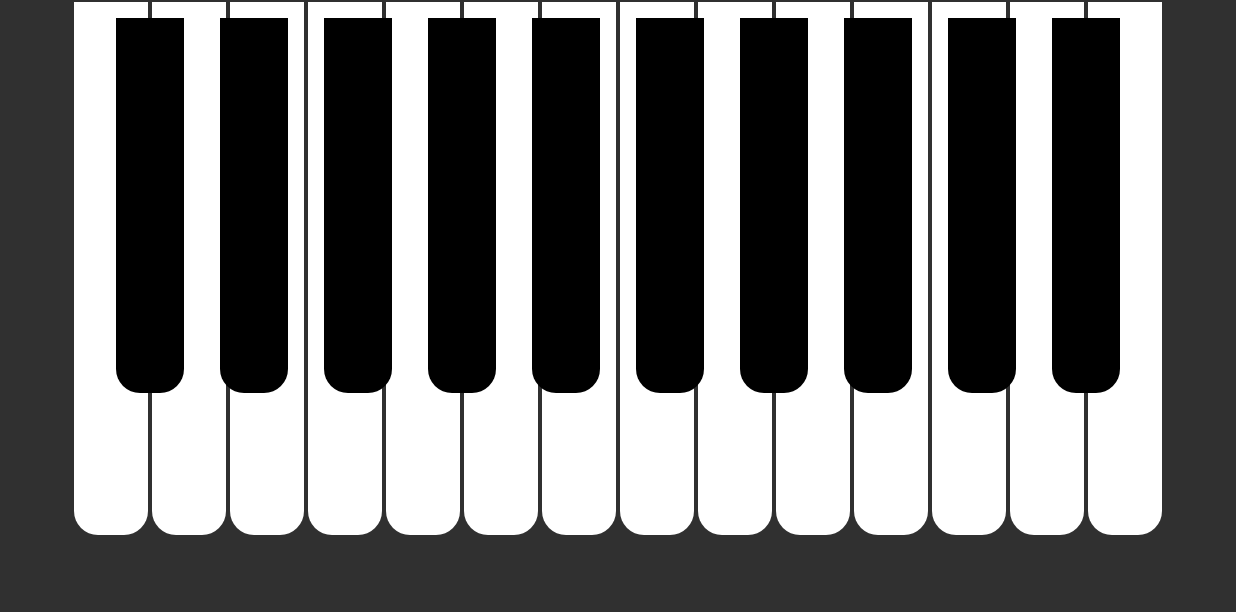
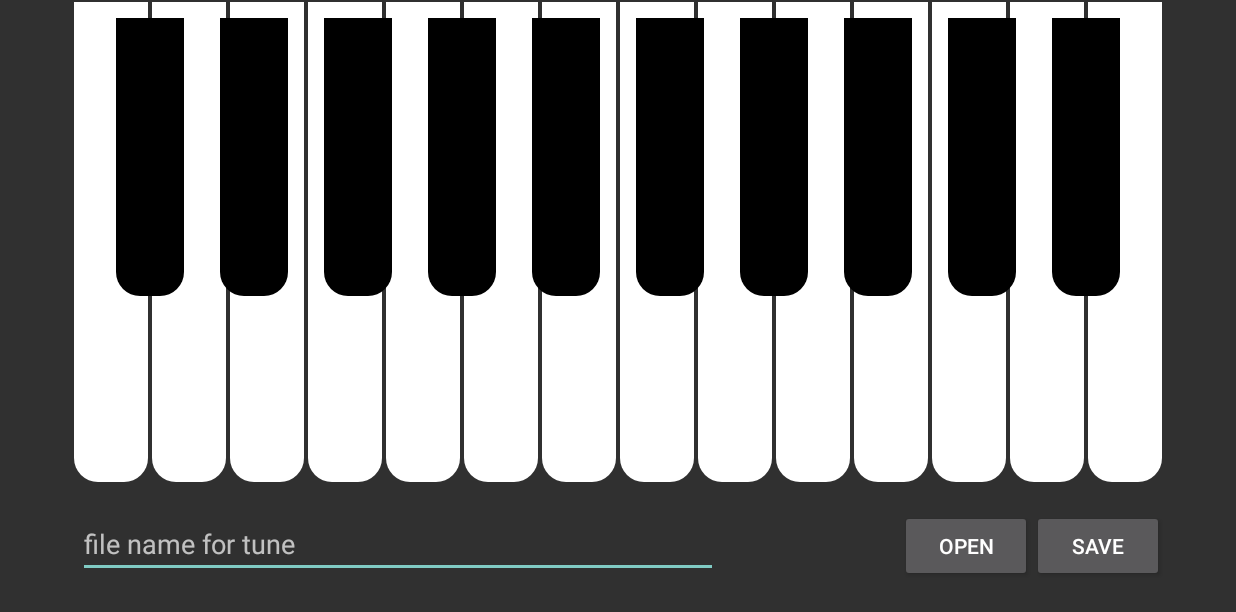
Before and after one commit to UiA-IKT-205/christofferHelgesenDanielsen, an Android app: the screen it shows after launch (MainActivity), on a phone screen of 824 x 412 dp (held sideways). Shown: the top 612 px of the screen. Run offline under Robolectric (Android 15) with nearby library versions, the phone set to English and light mode, and no system bars.

Commit message:
quick fix

```diff
--- a/Piano/app/src/main/java/no/uia/ikt205/superpiano/HalftonePianoKeyFragment.kt
+++ b/Piano/app/src/main/java/no/uia/ikt205/superpiano/HalftonePianoKeyFragment.kt
@@ -9,8 +9,6 @@ import android.view.ViewGroup
 import kotlinx.android.synthetic.main.fragment_halftone_piano_key.view.*
 import no.uia.ikt205.superpiano.databinding.FragmentHalftonePianoKeyBinding
 
-// Her har jeg bare gjort nøyaktig det samme som med fulltoner, usikker om dette er riktig.
-// Får ikke halvtonene til å vise seg over fulltonene i layout.
 
 class HalftonePianoKeyFragment : Fragment() {
     private var _binding:FragmentHalftonePianoKeyBinding? = null
--- a/Piano/app/src/main/java/no/uia/ikt205/superpiano/PianoLayout.kt
+++ b/Piano/app/src/main/java/no/uia/ikt205/superpiano/PianoLayout.kt
@@ -1,13 +1,26 @@
 package no.uia.ikt205.superpiano
 
+import android.app.AlertDialog
+import android.content.DialogInterface
+import android.os.Build
 import android.os.Bundle
+import android.os.Environment
+import android.provider.ContactsContract
 import androidx.fragment.app.Fragment
 import android.view.LayoutInflater
 import android.view.View
 import android.view.ViewGroup
+import androidx.annotation.RequiresApi
 import kotlinx.android.synthetic.main.fragment_piano_layout.view.*
 import no.uia.ikt205.superpiano.databinding.FragmentPianoLayoutBinding
 import no.uia.ikt205.superpiano.databinding.FragmentPianoLayoutBinding.*
+import no.uia.ikt205.superpiano.data.Note
+import java.io.BufferedReader
+import java.io.File
+import java.io.FileOutputStream
+import java.nio.file.Files
+import java.nio.file.Path
+import java.nio.file.Paths
 
 
 class PianoLayout : Fragment() {
@@ -19,56 +32,110 @@ class PianoLayout : Fragment() {
 
     private val blackHalfTones = listOf("C#", "D#", "F#", "G#", "A#", "C#2", "D#2", "F#2", "G#2", "A#2") // 10 her
 
+    private var score:MutableList<Note> = mutableListOf() 	// score == Noteark?
 
 
     override fun onCreate(savedInstanceState: Bundle?) { super.onCreate(savedInstanceState)}
 
+    @RequiresApi(Build.VERSION_CODES.O)
     override fun onCreateView(inflater: LayoutInflater, container: ViewGroup?, savedInstanceState: Bundle?): View? {
 
         _binding = inflate(layoutInflater)
         val view = binding.root
 
-        val fm_white = childFragmentManager //fm (fragmentManager)
-        val ft_white = fm_white.beginTransaction() // ft (fragmentTransaction)
+        val fm = childFragmentManager //fm (fragmentManager)
 
-        val fm_black = childFragmentManager
-        val ft_black = fm_black.beginTransaction()
+        val ft = fm.beginTransaction() // ft (fragmentTransaction)
 
-        whiteFullTones.forEach() {
-            val whitePianoKey = FulltonePianoKeyFragment.newInstance(it)
+        whiteFullTones.forEach() {originalWhiteNoteValue ->
+            val whitePianoKey = FulltonePianoKeyFragment.newInstance(originalWhiteNoteValue)
+            var startPlay:Long = 0
 
-            whitePianoKey.onKeyDown = {
-                println("White piano key down: $it")
+            whitePianoKey.onKeyDown = {noteW ->
+                startPlay = System.currentTimeMillis()
+
+                println("White piano key down: $noteW")
             }
 
             whitePianoKey.onKeyUp = {
-                println("White piano key up: $it")
+                var endPlay = System.currentTimeMillis()
+
+                val noteW = Note(it, startPlay, endPlay)
+
+                score.add(noteW)
+
+                println("White piano key up: $noteW")
             }
 
-            ft_white.add(view.layoutWhitePianoKeys.id, whitePianoKey, "note_$it")
+            ft.add(view.layoutWhitePianoKeys.id, whitePianoKey, "note_$originalWhiteNoteValue")
 
         }
 
-        ft_white.commit()
 
 
-        blackHalfTones.forEach() {
-            val blackPianoKey = HalftonePianoKeyFragment.newInstance(it)
+        blackHalfTones.forEach() {originalBlackNoteValue ->
+            val blackPianoKey = HalftonePianoKeyFragment.newInstance(originalBlackNoteValue)
+            var startPlay:Long = 0
 
-            blackPianoKey.onKeyDown = {
-                println("Black piano key down: $it")
+            blackPianoKey.onKeyDown = {noteB ->
+                startPlay = System.currentTimeMillis()
+
+                println("Black piano key down: $noteB")
             }
 
             blackPianoKey.onKeyUp = {
-                println("Black piano key up: $it")
+                var endPlay = System.currentTimeMillis()
+
+                val noteB = Note(it, startPlay, endPlay)
+
+                println("Black piano key up: $noteB")
             }
 
-            ft_black.add(view.layoutBlackPianoKeys.id, blackPianoKey, "note_$it")
+            ft.add(view.layoutBlackPianoKeys.id, blackPianoKey, "note_$originalBlackNoteValue")
 
         }
 
-        ft_black.commit()
+        ft.commit()
 
+        view.saveScoreBt.setOnClickListener {
+            var fileName = view.fileNameTextEdit.text.toString()
+            fileName = "$fileName.musikk"
+            val path = this.activity?.getExternalFilesDir(null)
+
+
+            // test om fil med samme navn allerede eksisterer, tenker å flytte testen senere
+            if (File(path, fileName).exists()) {
+
+                val fileExists = AlertDialog.Builder(it.context)
+                fileExists.setMessage("A file with that name already exists")
+                fileExists.setNeutralButton("ok", {dialogInterface: DialogInterface, i: Int ->})
+                fileExists.show()
+            }
+
+            else
+            {       // hvis antall noter er mer enn 0 og filen har navn og pathen ikke er 0
+                if (score.count() > 0 && fileName.isNotEmpty() && path != null){
+
+                    FileOutputStream(File(path,fileName),true).bufferedWriter().use { writer ->
+                        // bufferedWriter lever her
+                        score.forEach {
+                            writer.write("${it.toString()}\n")
+                        }
+                    }
+                }
+                else {
+                    val fileNotSaved= AlertDialog.Builder(it.context)
+                    fileNotSaved.setMessage("ERROR: File NOT saved")
+                    fileNotSaved.setNeutralButton("ok", {dialogInterface: DialogInterface, i: Int ->})
+                    fileNotSaved.show()
+                     }
+            }
+        }
+
+
+        view.showScoreBt.setOnClickListener {
+            getAllFilesInResources()
+        }
 
         return view
 
@@ -77,5 +144,30 @@ class PianoLayout : Fragment() {
 
     }
 
+    @RequiresApi(Build.VERSION_CODES.O)
+    fun getAllFilesInResources()
+    {
+        var savedScore:String = ""
+        val projectDirAbsolutePath = Paths.get("").toAbsolutePath().toString()
+        val resourcesPath = Paths.get(projectDirAbsolutePath, "/sdcard/Android/data/no.uia.ikt205.superpiano/files")
+        val paths = Files.walk(resourcesPath)
+                .filter { item -> Files.isRegularFile(item) }
+                .filter { item -> item.toString().endsWith(".musikk") }
+                .forEach { item -> savedScore += " ${item.fileName}\n " + showNotesInScore(item) + "    " }
+
+        val showSavedScoresPopup = AlertDialog.Builder(requireContext())
+        showSavedScoresPopup.setTitle("Saved Scores: ")
+        showSavedScoresPopup.setMessage(savedScore)
+        showSavedScoresPopup.setNeutralButton("ok", {dialogInterface: DialogInterface, i: Int ->})
+        showSavedScoresPopup.show()
+    }
+    @RequiresApi(Build.VERSION_CODES.O)
+    fun showNotesInScore(x: Path):String {
+        val bufferedReader: BufferedReader = File ("$x").bufferedReader()
+        val scoreInnhold = bufferedReader.use {it.readText()}
+
+        return scoreInnhold
+
+    }
 
 }
--- a/Piano/app/src/main/res/layout/fragment_fulltone_piano_key.xml
+++ b/Piano/app/src/main/res/layout/fragment_fulltone_piano_key.xml
@@ -10,7 +10,7 @@
 
     <Button
         android:id="@+id/whitePianoKeyButton"
-        android:layout_height="355dp"
+        android:layout_height="320dp"
         android:layout_width="49dp"
         android:layout_margin="1dp"
         android:backgroundTint="@color/white"
--- a/Piano/app/src/main/res/layout/fragment_halftone_piano_key.xml
+++ b/Piano/app/src/main/res/layout/fragment_halftone_piano_key.xml
@@ -10,7 +10,7 @@
 
     <Button
         android:id="@+id/blackPianoKeyButton"
-        android:layout_height="250dp"
+        android:layout_height="185dp"
         android:layout_width="45dp"
         android:layout_margin="12dp"
         android:backgroundTint="@color/black"
--- a/Piano/app/src/main/res/layout/fragment_piano_layout.xml
+++ b/Piano/app/src/main/res/layout/fragment_piano_layout.xml
@@ -11,7 +11,7 @@
 
     <LinearLayout
         android:id="@+id/layoutWhitePianoKeys"
-        android:layout_height="match_parent"
+        android:layout_height="340dp"
         android:layout_width="wrap_content"
         android:orientation="horizontal"
         app:layout_constraintTop_toTopOf="parent"
@@ -32,5 +32,37 @@
         />
 
 
+    <EditText
+        android:id="@+id/fileNameTextEdit"
+        android:layout_width="wrap_content"
+        android:layout_height="wrap_content"
+        android:layout_marginStart="4dp"
+        android:ems="20"
+        android:hint="@string/file_name_for_tune"
+        android:importantForAutofill="no"
+        android:inputType="text"
+        app:layout_constraintTop_toBottomOf="@id/layoutWhitePianoKeys"
+        app:layout_constraintStart_toStartOf="parent" />
+
+    <Button
+        android:id="@+id/saveScoreBt"
+        android:layout_width="wrap_content"
+        android:layout_height="wrap_content"
+        android:text="@string/save"
+        app:layout_constraintEnd_toEndOf="parent"
+        app:layout_constraintTop_toBottomOf="@id/layoutWhitePianoKeys"
+
+        />
+
+    <Button
+        android:id="@+id/showScoreBt"
+        android:layout_width="wrap_content"
+        android:layout_height="wrap_content"
+        android:text="@string/show"
+        app:layout_constraintEnd_toStartOf="@id/saveScoreBt"
+        app:layout_constraintTop_toBottomOf="@id/layoutWhitePianoKeys"
+
+        />
+
 
 </androidx.constraintlayout.widget.ConstraintLayout>
--- a/Piano/app/src/main/res/values/strings.xml
+++ b/Piano/app/src/main/res/values/strings.xml
@@ -2,4 +2,7 @@
     <string name="app_name">SuperPiano</string>
     <!-- TODO: Remove or change this placeholder text -->
     <string name="hello_blank_fragment">Hello blank fragment</string>
+    <string name="save">Save</string>
+    <string name="show">Open</string>
+    <string name="file_name_for_tune">file name for tune</string>
 </resources>
--- a/Piano/build.gradle
+++ b/Piano/build.gradle
@@ -6,7 +6,7 @@ buildscript {
         jcenter()
     }
     dependencies {
-        classpath 'com.android.tools.build:gradle:7.0.0-alpha07'
+        classpath 'com.android.tools.build:gradle:7.0.0-alpha09'
         classpath "org.jetbrains.kotlin:kotlin-gradle-plugin:$kotlin_version"
 
         // NOTE: Do not place your application dependencies here; they belong
```
Also changed, not shown: Piano/app/src/main/java/no/uia/ikt205/superpiano/data/note.kt (+10 -0 lines), Piano/gradle/wrapper/gradle-wrapper.properties, 2 other files.
